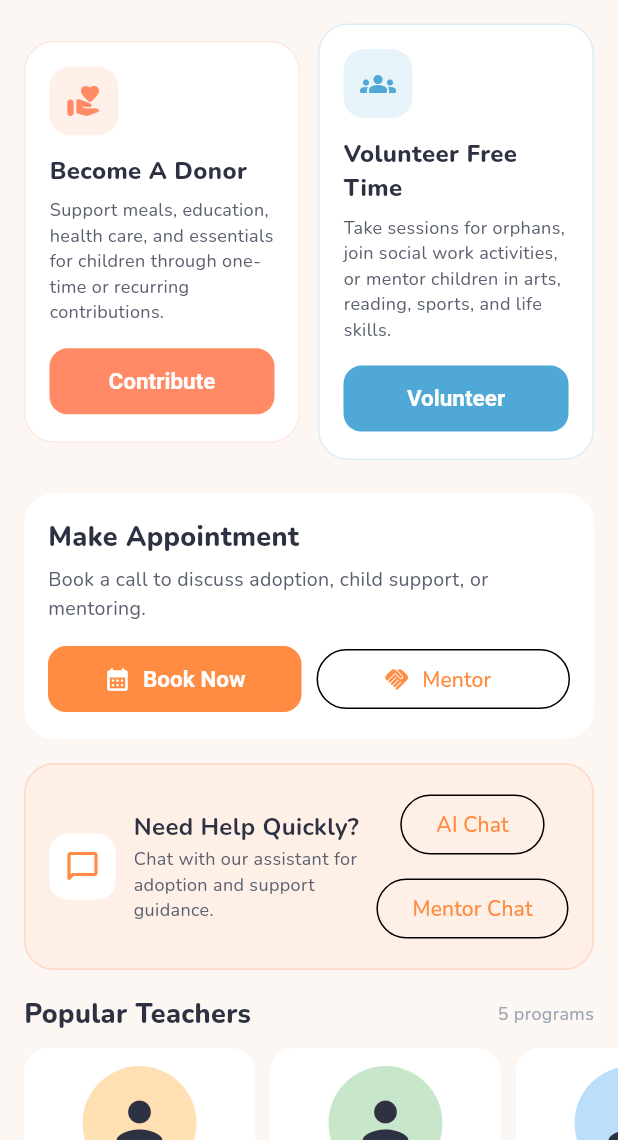
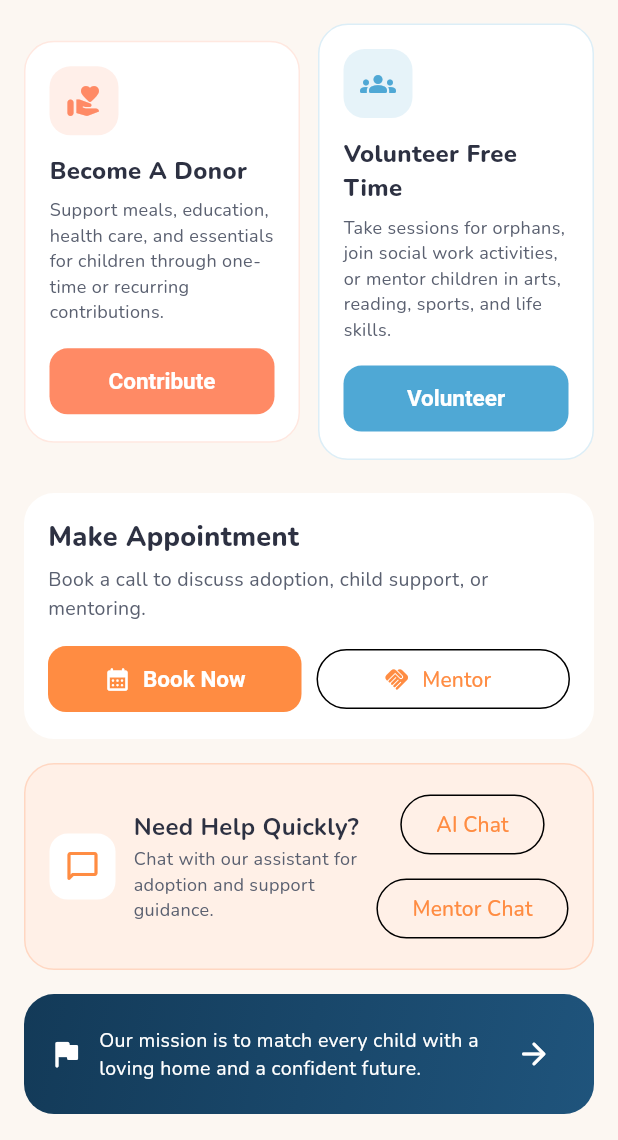
Before and after one commit to omspradippatil/child-connect, a Flutter app: the HomeScreen screen opened directly, scrolled down 748 dp, on a phone screen of 412 x 824 dp, the part 96-1236 px from its top. Run offline on Flutter 3.47's test engine with Material 3 defaults, Android fonts, the phone set to English and light mode, and no system bars; our stand-ins replace flutter_dotenv, google_fonts, image_picker, shared_preferences, supabase_flutter; accounts and stored records are empty.

Commit message:
Resolve child image URLs and enhance dialogs
Add URL resolution helpers and improve dialog UX across admin and app screens. In the admin JS: introduce resolveChildImageUrl to normalize stored paths or full URLs, use it for list thumbnails and editor preview, persist the storage object path (not the public URL) after uploads, add dialog header/close button, wire close controls and allow clicking backdrop to close, and add corresponding CSS for dialog header and close button. In Flutter: add _resolveChildImageUrl to Home/Adopt screens and use it when building child cards. Also remove the "Popular Teachers" section and its _TeacherCard widget from home_screen.dart.

```diff
--- a/lib/screens/home_screen.dart
+++ b/lib/screens/home_screen.dart
@@ -414,61 +414,6 @@
           ),
           SliverToBoxAdapter(
             child: Padding(
-              padding: const EdgeInsets.fromLTRB(16, 0, 16, 10),
-              child: Row(
-                mainAxisAlignment: MainAxisAlignment.spaceBetween,
-                children: [
-                  const Text(
-                    'Popular Teachers',
-                    style: TextStyle(
-                      fontSize: 18,
-                      fontWeight: FontWeight.w800,
-                      color: AppTheme.textDark,
-                    ),
-                  ),
-                  Text(
-                    '${AppData.programs.length} programs',
-                    style: const TextStyle(
-                      fontSize: 12,
-                      color: AppTheme.textLight,
-                    ),
-                  ),
-                ],
-              ),
-            ),
-          ),
-          SliverToBoxAdapter(
-            child: SizedBox(
-              height: 190,
-              child: ListView(
-                scrollDirection: Axis.horizontal,
-                padding: const EdgeInsets.symmetric(horizontal: 16),
-                children: const [
-                  _TeacherCard(
-                    name: 'Tia Morgan',
-                    role: 'Early Learning',
-                    color: Color(0xFFFFE0B2),
-                    icon: Icons.person_rounded,
-                  ),
-                  _TeacherCard(
-                    name: 'Rahul Mehta',
-                    role: 'Activity Coach',
-                    color: Color(0xFFC8E6C9),
-                    icon: Icons.person_rounded,
-                  ),
-                  _TeacherCard(
-                    name: 'Sara Lee',
-                    role: 'Special Educator',
-                    color: Color(0xFFBBDEFB),
-                    icon: Icons.person_rounded,
-                  ),
-                ],
-              ),
-            ),
-          ),
-          const SliverToBoxAdapter(child: SizedBox(height: 18)),
-          SliverToBoxAdapter(
-            child: Padding(
               padding: const EdgeInsets.fromLTRB(16, 0, 16, 18),
               child: Container(
                 padding: const EdgeInsets.all(16),
@@ -648,65 +593,3 @@
     );
   }
 }
-
-class _TeacherCard extends StatelessWidget {
-  final String name;
-  final String role;
-  final Color color;
-  final IconData icon;
-
-  const _TeacherCard({
-    required this.name,
-    required this.role,
-    required this.color,
-    required this.icon,
-  });
-
-  @override
-  Widget build(BuildContext context) {
-    return Container(
-      width: 154,
-      margin: const EdgeInsets.only(right: 10),
-      padding: const EdgeInsets.all(12),
-      decoration: BoxDecoration(
-        color: Colors.white,
-        borderRadius: BorderRadius.circular(16),
-      ),
-      child: Column(
-        children: [
-          Container(
-            width: 76,
-            height: 76,
-            decoration: BoxDecoration(color: color, shape: BoxShape.circle),
-            child: Icon(icon, size: 46, color: AppTheme.textDark),
-          ),
-          const SizedBox(height: 10),
-          Text(
-            name,
-            maxLines: 1,
-            overflow: TextOverflow.ellipsis,
-            style: const TextStyle(
-              fontWeight: FontWeight.w700,
-              color: AppTheme.textDark,
-            ),
-          ),
-          Text(
-            role,
-            style: const TextStyle(fontSize: 12, color: AppTheme.textMedium),
-          ),
-          const SizedBox(height: 8),
-          const Row(
-            mainAxisAlignment: MainAxisAlignment.center,
-            children: [
-              Icon(Icons.circle, size: 7, color: AppTheme.primaryOrange),
-              SizedBox(width: 6),
-              Icon(Icons.circle, size: 7, color: AppTheme.accentBlue),
-              SizedBox(width: 6),
-              Icon(Icons.circle, size: 7, color: AppTheme.successGreen),
-            ],
-          ),
-        ],
-      ),
-    );
-  }
-}
```
Also changed, not shown: lib/screens/adopt_screen.dart (+14 -1 lines), 2 other files.
